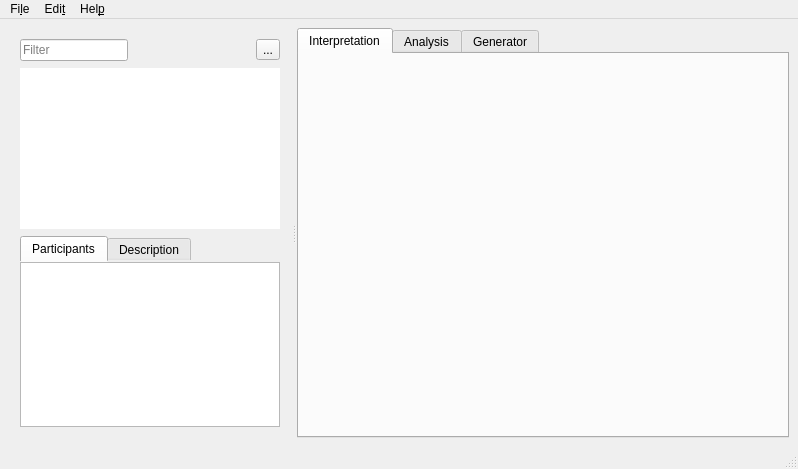
Before: the Qt Designer form ui/main.ui in jopohl/urh, drawn with Qt 5.
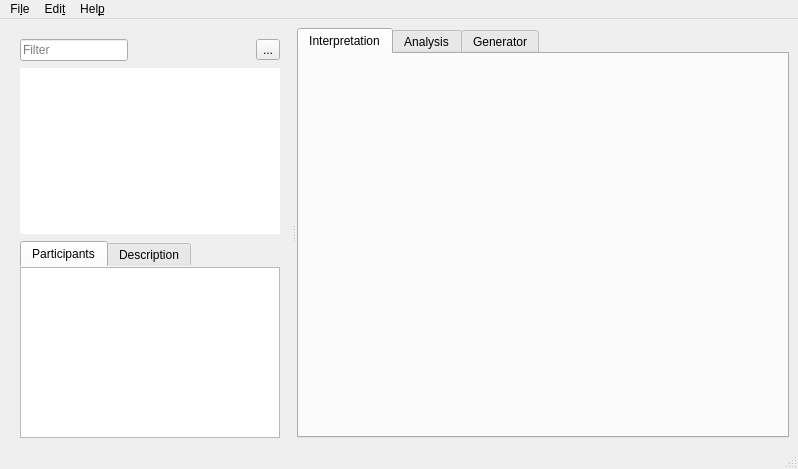
After: the same form once the commit is applied. Icons and pictures are not drawn. Custom widgets are drawn as their Qt base class.

Commit message: fix layout alignment

What changed in the file:
```diff
--- a/ui/main.ui
+++ b/ui/main.ui
@@ -58,7 +58,7 @@
          <number>11</number>
         </property>
         <property name="bottomMargin">
-         <number>11</number>
+         <number>0</number>
         </property>
         <item>
          <layout class="QHBoxLayout" name="horizontalLayout_3">
```
The commit also changes 1 other file.
